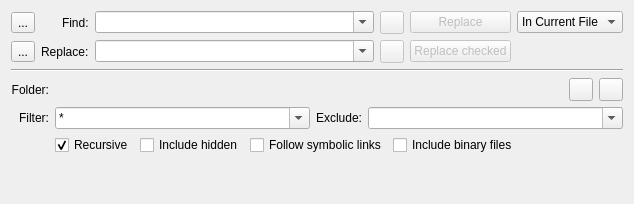
Above: addons/search/search.ui from KDE/kate before the change. Below: the same form after it.
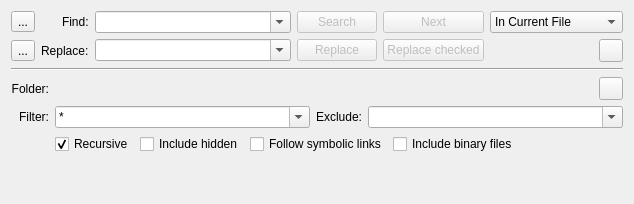
That is the form after the change. Custom widgets are drawn as their Qt base class.

Commit message:
Re-add Text to Search and Next buttons in the search plugin.
The text less search button had a too small hit area. The layout in
this commit is not the most compact one but feels most balanced of the
examples in the review. We will continue to search for better UI.

Diff of the .ui file:
```diff
--- a/addons/search/search.ui
+++ b/addons/search/search.ui
@@ -12,7 +12,7 @@
   </property>
   <layout class="QVBoxLayout" name="verticalLayout_2">
    <item>
-    <layout class="QGridLayout" name="gridLayout" columnstretch="0,0,1,0,0,0,0,0,0">
+    <layout class="QGridLayout" name="gridLayout" columnstretch="0,0,1,0,0,0,0,0,0,0">
      <item row="0" column="0">
       <widget class="QToolButton" name="newTabButton">
        <property name="text">
@@ -38,7 +38,7 @@
       </widget>
      </item>
      <item row="0" column="3">
-      <widget class="QToolButton" name="searchButton">
+      <widget class="QPushButton" name="searchButton">
        <property name="enabled">
         <bool>false</bool>
        </property>
@@ -46,7 +46,7 @@
         <string>Search</string>
        </property>
        <property name="text">
-        <string/>
+        <string>Search</string>
        </property>
       </widget>
      </item>
@@ -85,18 +85,15 @@
           <number>0</number>
          </property>
          <item>
-          <widget class="QPushButton" name="replaceButton">
+          <widget class="QPushButton" name="nextButton">
            <property name="enabled">
             <bool>false</bool>
            </property>
-           <property name="sizePolicy">
-            <sizepolicy hsizetype="Minimum" vsizetype="Minimum">
-             <horstretch>0</horstretch>
-             <verstretch>0</verstretch>
-            </sizepolicy>
+           <property name="toolTip">
+            <string>Next</string>
            </property>
            <property name="text">
-            <string>Replace</string>
+            <string>Next</string>
            </property>
           </widget>
          </item>
@@ -142,7 +139,7 @@
        </widget>
       </widget>
      </item>
-     <item row="0" column="5" colspan="4">
+     <item row="0" column="5" colspan="5">
       <widget class="KComboBox" name="searchPlaceCombo">
        <item>
         <property name="text">
@@ -171,7 +168,7 @@
        </property>
       </widget>
      </item>
-     <item row="1" column="1" alignment="Qt::AlignRight">
+     <item row="1" column="1">
       <widget class="QLabel" name="replaceLabel">
        <property name="text">
         <string>Replace:</string>
@@ -189,7 +186,7 @@
       </widget>
      </item>
      <item row="1" column="3">
-      <widget class="QToolButton" name="nextButton">
+      <widget class="QPushButton" name="replaceButton">
        <property name="enabled">
         <bool>false</bool>
        </property>
@@ -197,7 +194,7 @@
         <string>Next</string>
        </property>
        <property name="text">
-        <string/>
+        <string>Replace</string>
        </property>
       </widget>
      </item>
@@ -272,6 +269,13 @@
        </property>
       </widget>
      </item>
+     <item row="1" column="9">
+      <widget class="QToolButton" name="currentFolderButton">
+       <property name="toolTip">
+        <string>Use the current document's path.</string>
+       </property>
+      </widget>
+     </item>
     </layout>
    </item>
    <item>
@@ -391,13 +395,6 @@
               </property>
              </widget>
             </item>
-            <item>
-             <widget class="QToolButton" name="currentFolderButton">
-              <property name="toolTip">
-               <string>Use the current document's path.</string>
-              </property>
-             </widget>
-            </item>
            </layout>
           </item>
           <item row="2" column="0">
```
Left out of the diff: 9 changed lines with no effect on the pictures. The commit also changes 1 other file.
